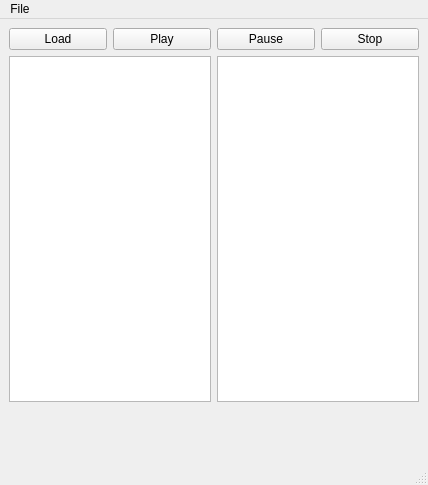
hrw/modland-player, file hrwplayer.ui: the form before one commit.
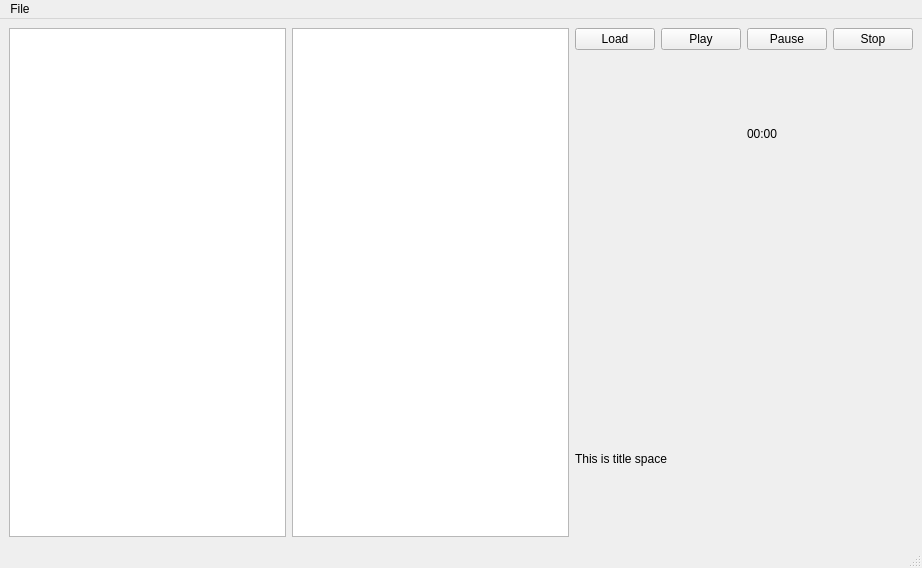
The form after the commit. Custom widgets are drawn as their Qt base class.

Commit message: UI: 3 columns - start to switch to 3 views model

Diff of the .ui file:
```diff
--- a/hrwplayer.ui
+++ b/hrwplayer.ui
@@ -6,16 +6,24 @@
    <rect>
     <x>0</x>
     <y>0</y>
-    <width>428</width>
-    <height>485</height>
+    <width>922</width>
+    <height>568</height>
    </rect>
   </property>
   <property name="windowTitle">
    <string>Hrw Qt Player</string>
   </property>
   <widget class="QWidget" name="centralwidget">
-   <layout class="QGridLayout" name="gridLayout_2">
+   <layout class="QGridLayout" name="gridLayout">
     <item row="0" column="0">
+     <widget class="QListWidget" name="AuthorsList"/>
+    </item>
+    <item row="0" column="1">
+     <widget class="QListWidget" name="SongsList"/>
+    </item>
+    <item row="0" column="2">
+     <layout class="QVBoxLayout" name="verticalLayout">
+      <item>
      <layout class="QHBoxLayout" name="horizontalLayout_2">
       <item>
        <widget class="QPushButton" name="LoadButton">
@@ -47,39 +55,29 @@
       </item>
      </layout>
     </item>
-    <item row="1" column="0">
+      <item>
      <layout class="QHBoxLayout" name="horizontalLayout_3">
       <item>
-       <widget class="QListWidget" name="AuthorsList"/>
-      </item>
-      <item>
-       <widget class="QListWidget" name="SongsList"/>
-      </item>
-     </layout>
-    </item>
-    <item row="2" column="0">
-     <layout class="QGridLayout" name="gridLayout">
-      <item row="0" column="0">
        <widget class="Phonon::SeekSlider" name="seekSlider"/>
       </item>
-      <item row="2" column="0">
-       <widget class="Phonon::VolumeSlider" name="volumeSlider"/>
-      </item>
-      <item row="0" column="1">
+        <item>
        <widget class="QLabel" name="TimeLabel">
         <property name="text">
-         <string/>
+           <string>00:00</string>
         </property>
        </widget>
       </item>
      </layout>
     </item>
-    <item row="3" column="0">
+      <item>
+       <widget class="Phonon::VolumeSlider" name="volumeSlider"/>
+      </item>
+      <item>
      <layout class="QHBoxLayout" name="horizontalLayout">
       <item>
        <widget class="QLabel" name="TitleLabel">
         <property name="text">
-         <string/>
+           <string>This is title space</string>
         </property>
        </widget>
       </item>
@@ -99,13 +97,15 @@
      </layout>
     </item>
    </layout>
+    </item>
+   </layout>
   </widget>
   <widget class="QMenuBar" name="menubar">
    <property name="geometry">
     <rect>
      <x>0</x>
      <y>0</y>
-     <width>428</width>
+     <width>922</width>
      <height>21</height>
     </rect>
    </property>
```
Lines whose indentation alone changed are shown as unchanged.
